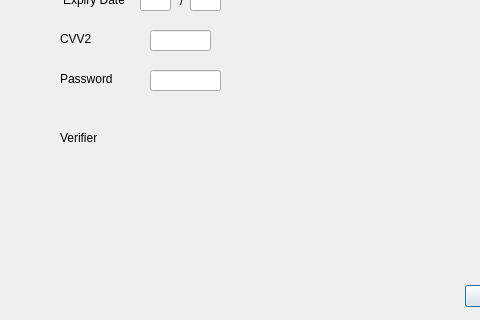
Old version of the form AP/payment_gateway.ui in the repository AP-projects-4001/Guys; both pictures show x 0 to 480 and y 230 to 550 of the 646 by 550 pixel window.
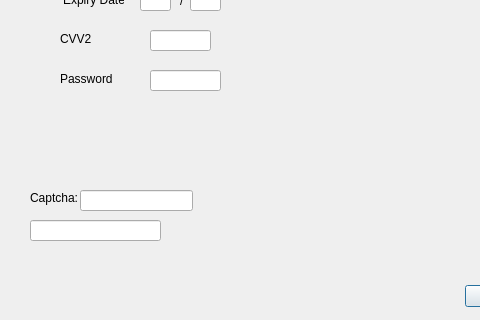
New version of the form.

Commit message: Add captcha to Payment gateway

What changed in the file:
```diff
--- a/AP/payment_gateway.ui
+++ b/AP/payment_gateway.ui
@@ -97,14 +97,14 @@
   <widget class="QLabel" name="label_6">
    <property name="geometry">
     <rect>
-     <x>60</x>
-     <y>360</y>
-     <width>71</width>
+     <x>30</x>
+     <y>420</y>
+     <width>51</width>
      <height>16</height>
     </rect>
    </property>
    <property name="text">
-    <string>Verifier</string>
+    <string>Captcha:</string>
    </property>
   </widget>
   <widget class="QLineEdit" name="lineEdit_first4">
@@ -200,6 +200,29 @@
     </rect>
    </property>
   </widget>
+  <widget class="QLineEdit" name="lineEdit_check">
+   <property name="geometry">
+    <rect>
+     <x>80</x>
+     <y>420</y>
+     <width>113</width>
+     <height>21</height>
+    </rect>
+   </property>
+  </widget>
+  <widget class="QLineEdit" name="lineEdit_captcha">
+   <property name="geometry">
+    <rect>
+     <x>30</x>
+     <y>450</y>
+     <width>131</width>
+     <height>21</height>
+    </rect>
+   </property>
+   <property name="readOnly">
+    <bool>true</bool>
+   </property>
+  </widget>
  </widget>
  <resources/>
  <connections>
```
The commit also changes 2 other files.
